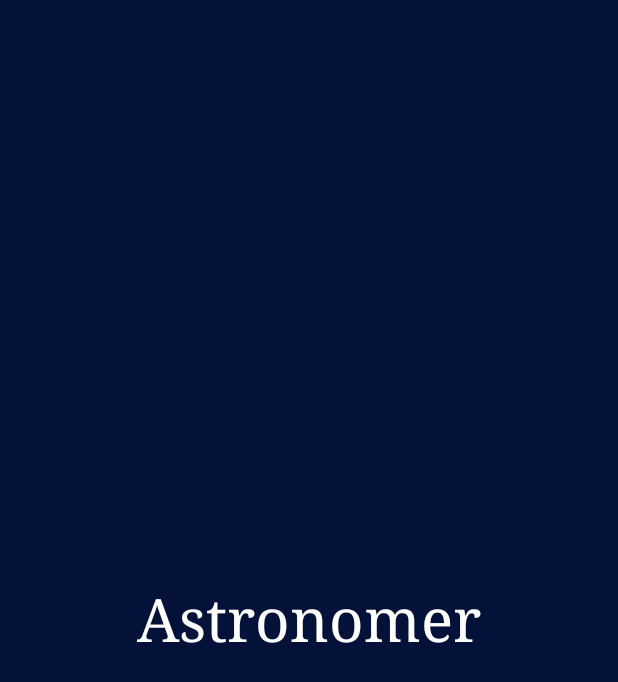
After one commit to juampiludu/Astronomer, an Android app: the SplashActivity screen opened directly, with no data from a screen before it, on a phone screen of 412 x 824 dp. The commit adds this screen. Shown: the top 682 px of the screen. Run offline under Robolectric (Android 15) with nearby library versions, the phone set to English and light mode, and no system bars; 1 statement that could not run was skipped.

Commit message:
splash activity added

```diff
--- a/app/build.gradle
+++ b/app/build.gradle
@@ -11,7 +11,7 @@ android {
         minSdkVersion 24
         targetSdkVersion 29
         versionCode 1
-        versionName "1.0"
+        versionName "1.0.1-beta"
 
         testInstrumentationRunner "androidx.test.runner.AndroidJUnitRunner"
     }
--- a/app/src/main/AndroidManifest.xml
+++ b/app/src/main/AndroidManifest.xml
@@ -9,16 +9,17 @@
         android:roundIcon="@mipmap/ic_launcher_round"
         android:supportsRtl="true"
         android:theme="@style/AppTheme">
-        <activity
-            android:name=".MainActivity"
-            android:label="@string/app_name"
-            android:theme="@style/AppTheme.NoActionBar">
+        <activity android:name=".SplashActivity" android:theme="@style/AppTheme.NoActionBar">
             <intent-filter>
                 <action android:name="android.intent.action.MAIN" />
 
                 <category android:name="android.intent.category.LAUNCHER" />
             </intent-filter>
         </activity>
+        <activity
+            android:name=".MainActivity"
+            android:label="@string/app_name"
+            android:theme="@style/AppTheme.NoActionBar"></activity>
     </application>
 
 </manifest>
--- /dev/null
+++ b/app/src/main/java/com/example/astronomer/SplashActivity.kt
@@ -0,0 +1,25 @@
+package com.example.astronomer
+
+import android.content.Intent
+import androidx.appcompat.app.AppCompatActivity
+import android.os.Bundle
+import android.os.Handler
+import android.view.Window
+import android.view.WindowManager
+
+class SplashActivity : AppCompatActivity() {
+
+    override fun onCreate(savedInstanceState: Bundle?) {
+        super.onCreate(savedInstanceState)
+
+        window.requestFeature(Window.FEATURE_NO_TITLE)
+        window.setFlags(WindowManager.LayoutParams.FLAG_FULLSCREEN, WindowManager.LayoutParams.FLAG_FULLSCREEN)
+        setContentView(R.layout.activity_splash)
+
+        Handler().postDelayed({
+            startActivity(Intent(this, MainActivity::class.java))
+            finish()
+        }, 1500)
+
+    }
+}
--- /dev/null
+++ b/app/src/main/res/layout/activity_splash.xml
@@ -0,0 +1,22 @@
+<?xml version="1.0" encoding="utf-8"?>
+<androidx.constraintlayout.widget.ConstraintLayout xmlns:android="http://schemas.android.com/apk/res/android"
+    xmlns:app="http://schemas.android.com/apk/res-auto"
+    xmlns:tools="http://schemas.android.com/tools"
+    android:layout_width="match_parent"
+    android:layout_height="match_parent"
+    android:background="@color/colorPrimary"
+    tools:context=".SplashActivity">
+
+    <TextView
+        android:id="@+id/textView2"
+        android:layout_width="wrap_content"
+        android:layout_height="wrap_content"
+        android:fontFamily="serif"
+        android:text="Astronomer"
+        android:textColor="@android:color/white"
+        android:textSize="40sp"
+        app:layout_constraintBottom_toBottomOf="parent"
+        app:layout_constraintEnd_toEndOf="parent"
+        app:layout_constraintStart_toStartOf="parent"
+        app:layout_constraintTop_toTopOf="parent" />
+</androidx.constraintlayout.widget.ConstraintLayout>
--- a/app/src/main/res/values/strings.xml
+++ b/app/src/main/res/values/strings.xml
@@ -7,7 +7,7 @@
     <string name="nav_header_desc">Navigation header</string>
     <string name="action_settings">Settings</string>
 
-    <string name="menu_weight" >My Weight</string>
+    <string name="menu_weight">My Weight</string>
     <string name="menu_eclipses">Next Eclipses</string>
     <string name="menu_config">Settings and Info</string>
 
```
